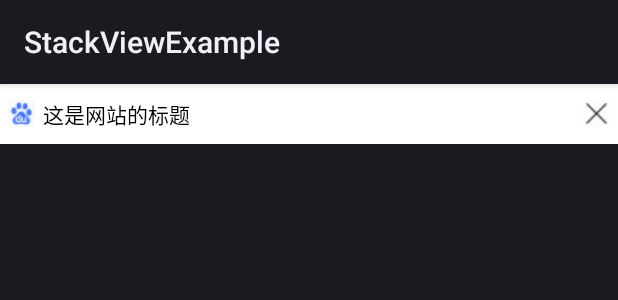
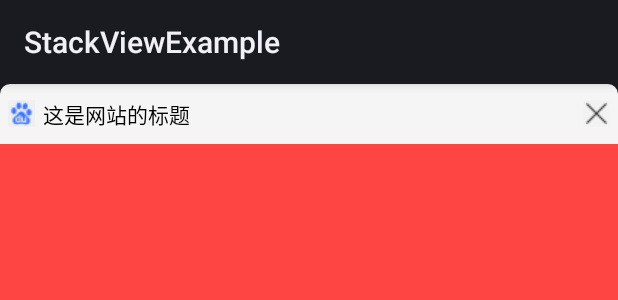
Before and after one commit to Xushaopeng0303/StackOverView, an Android app: the layout stack_view_card.xml on its own in the app's theme, with its tools: preview values and no code run, on a phone screen of 412 x 824 dp. Shown: the top 300 px of the screen. Run offline under Robolectric (Android 15) with nearby library versions, the phone set to English and light mode, and no system bars.

Commit message:
添加Bg

```diff
--- a/app/src/main/java/com/wirelesspienetwork/overviewexample/MainActivity.java
+++ b/app/src/main/java/com/wirelesspienetwork/overviewexample/MainActivity.java
@@ -93,14 +93,14 @@ public class MainActivity extends Activity implements View.OnClickListener {
         mAdapter = new StackViewAdapter<ViewHolder<View, WindowModel>, WindowModel>(mWindowDataList) {
             @Override
             public ViewHolder<View, WindowModel> onCreateViewHolder(Context context, ViewGroup parent) {
-                View v = View.inflate(context, R.layout.recents_dummy, null);
+                View v = View.inflate(context, R.layout.stack_view_card, null);
                 return new ViewHolder<>(v);
             }
 
             @Override
             public void onBindViewHolder(ViewHolder<View, WindowModel> viewHolder) {
                 FrameLayout imageView = viewHolder.itemView.findViewById(R.id.id_over_view_image_view);
-                imageView.setBackgroundColor(viewHolder.model.colorId);
+//                imageView.setBackgroundColor(viewHolder.model.colorId);
                 ImageView closeView = viewHolder.itemView.findViewById(R.id.id_over_view_close);
                 closeView.setOnClickListener(new View.OnClickListener() {
                     @Override
--- /dev/null
+++ b/app/src/main/res/drawable/bg_stack_view_card_content.xml
@@ -0,0 +1,12 @@
+<?xml version="1.0" encoding="utf-8"?>
+<shape xmlns:android="http://schemas.android.com/apk/res/android">
+    <stroke
+        android:width="1dp"
+        android:color="@android:color/holo_red_light" />
+    <corners
+        android:bottomLeftRadius="@dimen/stack_view_card_bg_radius"
+        android:bottomRightRadius="@dimen/stack_view_card_bg_radius"/>
+
+    <solid
+        android:color="@android:color/holo_red_light" />
+</shape>
--- /dev/null
+++ b/app/src/main/res/drawable/bg_stack_view_card_title.xml
@@ -0,0 +1,11 @@
+<?xml version="1.0" encoding="utf-8"?>
+<shape xmlns:android="http://schemas.android.com/apk/res/android">
+    <stroke
+        android:width="1dp"
+        android:color="@color/stack_view_card_title" />
+    <corners
+        android:topLeftRadius="@dimen/stack_view_card_bg_radius"
+        android:topRightRadius="@dimen/stack_view_card_bg_radius"/>
+    <solid
+        android:color="@color/stack_view_card_title" />
+</shape>
--- a/app/src/main/res/layout/recents_dummy.xml
+++ b/app/src/main/res/layout/stack_view_card.xml
@@ -3,13 +3,14 @@
     android:layout_width="match_parent"
     android:layout_height="wrap_content"
     android:orientation="vertical"
+    android:background="@android:color/transparent"
     android:layout_gravity="center_horizontal|top">
 
     <RelativeLayout
         android:id="@+id/id_over_view_title_layout"
         android:layout_width="match_parent"
         android:layout_height="40dp"
-        android:background="#ffffff"
+        android:background="@drawable/bg_stack_view_card_title"
         android:gravity="center_vertical">
 
         <ImageView
@@ -51,6 +52,7 @@
     <FrameLayout
         android:id="@+id/id_over_view_image_view"
         android:layout_width="match_parent"
-        android:layout_height="1000dp">
+        android:layout_height="1000dp"
+        android:background="@drawable/bg_stack_view_card_content">
     </FrameLayout>
 </LinearLayout>
--- /dev/null
+++ b/app/src/main/res/values/colors.xml
@@ -0,0 +1,4 @@
+<?xml version="1.0" encoding="utf-8"?>
+<resources>
+    <color name="stack_view_card_title">#f5f5f5</color>
+</resources>
--- a/app/src/main/res/values/dimens.xml
+++ b/app/src/main/res/values/dimens.xml
@@ -1,5 +1,5 @@
 <?xml version="1.0" encoding="utf-8"?>
 <resources>
-
     <dimen name="bottom_bar_horizontal_padding">10dp</dimen>
+    <dimen name="stack_view_card_bg_radius">6dp</dimen>
 </resources>
```
